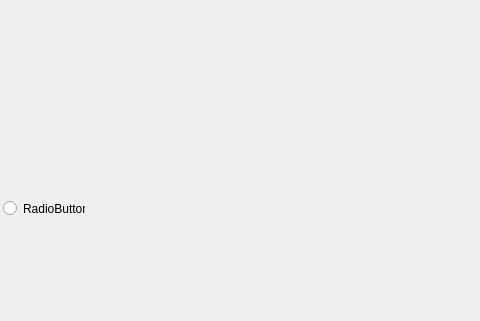
Qt form mainwindow.ui (Pistenon/tutoGitQT) before a commit; both pictures show x 197 to 677 and y 0 to 321 of the 800 by 600 pixel window.
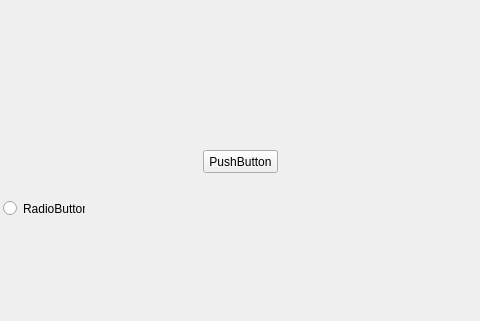
The same form after that commit.

Commit message: ajout dun push button

Diff of the .ui file:
```diff
--- a/mainwindow.ui
+++ b/mainwindow.ui
@@ -27,6 +27,19 @@
      <string>RadioButton</string>
     </property>
    </widget>
+   <widget class="QPushButton" name="pushButton">
+    <property name="geometry">
+     <rect>
+      <x>400</x>
+      <y>150</y>
+      <width>75</width>
+      <height>23</height>
+     </rect>
+    </property>
+    <property name="text">
+     <string>PushButton</string>
+    </property>
+   </widget>
   </widget>
   <widget class="QMenuBar" name="menubar">
    <property name="geometry">
```
